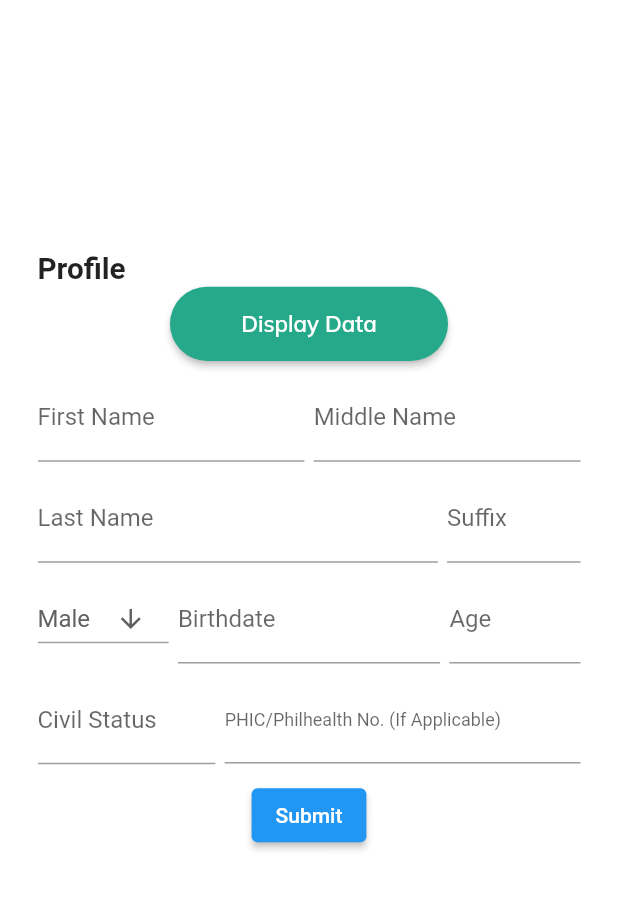
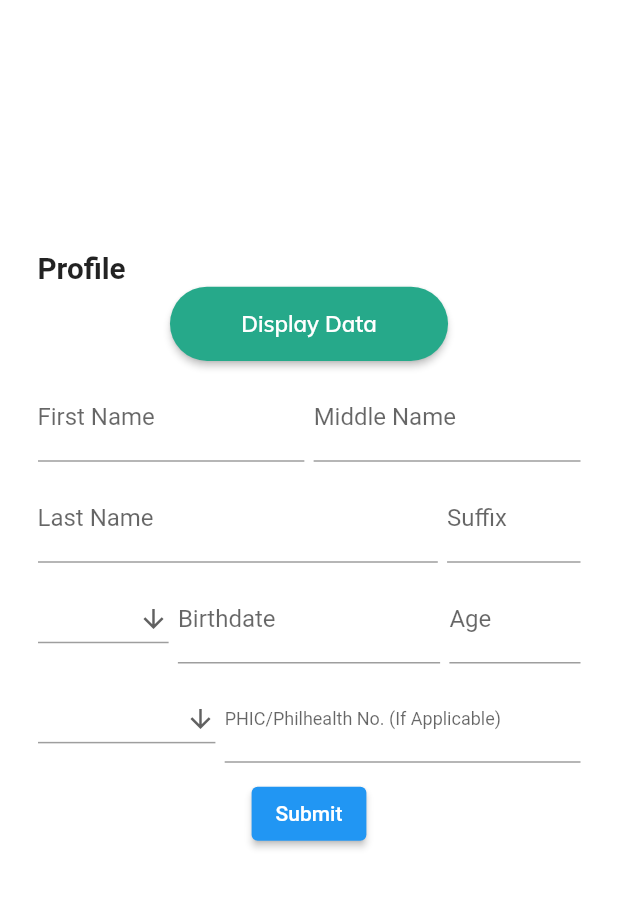
Before and after one commit to Book-cine/booksynation, a Flutter app: the PersonalInfo screen opened directly, on a phone screen of 412 x 824 dp, the part 59-969 px from its top. Run offline on Flutter 3.47's test engine with Material 2 defaults, Android fonts, the phone set to English and light mode, and no system bars; our stand-ins replace cloud_firestore, firebase_core, flutter_svg; accounts and stored records are empty.

Commit message:
v6.3.2 Patient Info Dropdown 10/04/21

```diff
--- a/booksynation/lib/page/patient_info/widgets/display_data.dart
+++ b/booksynation/lib/page/patient_info/widgets/display_data.dart
@@ -11,15 +11,17 @@ class DisplayData extends StatelessWidget {
 
   @override
   Widget build(BuildContext context) {
-    return Container(
+    return Scaffold(
+      body: Center(
+        child: Container(
             height: 250,
             padding: const EdgeInsets.symmetric(
               vertical: 20,
             ),
             child: StreamBuilder<QuerySnapshot>(
               stream: users,
-          builder:
-              (BuildContext context, AsyncSnapshot<QuerySnapshot> snapshot) {
+              builder: (BuildContext context,
+                  AsyncSnapshot<QuerySnapshot> snapshot) {
                 if (snapshot.hasError) {
                   return const Text('Something went wrong');
                 }
@@ -36,6 +38,8 @@ class DisplayData extends StatelessWidget {
                           'My name is ${data.docs[index]['firstname']} ${data.docs[index]['middlename']} ${data.docs[index]['lastname']}');
                     });
               },
-        ));
+            )),
+      ),
+    );
   }
 }
--- a/booksynation/lib/page/patient_info/widgets/patient_profile.dart
+++ b/booksynation/lib/page/patient_info/widgets/patient_profile.dart
@@ -91,10 +91,12 @@ class _MyCustomFormState extends State<MyCustomForm> {
     "Male",
     "Female",
   ];
+  var sex = '';
   var civstatus = [
     "Single",
     "Married",
   ];
+  var civstat = '';
 
   @override
   Widget build(BuildContext context) {
@@ -110,14 +112,14 @@ class _MyCustomFormState extends State<MyCustomForm> {
               Expanded(
                 child: PatientFormField(
                   label: 'First Name',
-                  docField: 'firstname',
+                  docField: firstName,
                 ),
               ),
               SizedBox(width: widget.width * 0.015),
               Expanded(
                 child: PatientFormField(
                   label: 'Middle Name',
-                  docField: 'middlename',
+                  docField: middleName,
                 ),
               ),
             ],
@@ -130,7 +132,7 @@ class _MyCustomFormState extends State<MyCustomForm> {
                 flex: 3,
                 child: PatientFormField(
                   label: 'Last Name',
-                  docField: 'lastname',
+                  docField: lastName,
                 ),
               ),
               SizedBox(width: widget.width * 0.015),
@@ -138,7 +140,7 @@ class _MyCustomFormState extends State<MyCustomForm> {
                 flex: 1,
                 child: PatientFormField(
                   label: 'Suffix',
-                  docField: 'suffix',
+                  docField: suffix,
                 ),
               ),
             ],
@@ -149,7 +151,10 @@ class _MyCustomFormState extends State<MyCustomForm> {
             children: [
               Expanded(
                 flex: 1,
-                child: PatientDropdown(),
+                child: PatientDropdown(
+                  dropList: gender,
+                  docField: sex,
+                ),
               ),
               SizedBox(width: widget.width * 0.015),
               Expanded(
@@ -165,7 +170,7 @@ class _MyCustomFormState extends State<MyCustomForm> {
                 flex: 1,
                 child: PatientFormField(
                   label: 'Age',
-                  docField: 'age',
+                  docField: age,
                 ),
               ),
             ],
@@ -176,10 +181,9 @@ class _MyCustomFormState extends State<MyCustomForm> {
             children: [
               Expanded(
                 flex: 1,
-                child: TextField(
-                  decoration: InputDecoration(
-                    labelText: 'Civil Status',
-                  ),
+                child: PatientDropdown(
+                  dropList: civstatus,
+                  docField: civstat,
                 ),
               ),
               SizedBox(width: widget.width * 0.015),
@@ -219,7 +223,9 @@ class _MyCustomFormState extends State<MyCustomForm> {
                         'middlename': middleName,
                         'lastname': lastName,
                         'suffix': suffix,
+                        'gender': sex,
                         'age': age,
+                        'civstatus': civstat,
                         'philhealth': philhealth,
                       })
                       .then((value) => print('Add User'))
@@ -252,7 +258,6 @@ class PatientFormField extends StatelessWidget {
   Widget build(BuildContext context) {
     return TextFormField(
       decoration: InputDecoration(
-        // hintText: 'Nash',
         labelText: '$label',
       ),
       onChanged: (value) {
@@ -271,21 +276,24 @@ class PatientFormField extends StatelessWidget {
 class PatientDropdown extends StatefulWidget {
   PatientDropdown({
     Key? key,
-    // @required this.placeholder,
+    @required this.dropList,
+    @required this.docField,
   }) : super(key: key);
 
-  // final placeholder;
+  final dropList;
+  late final docField;
   @override
   _PatientDropdownState createState() => _PatientDropdownState();
 }
 
 class _PatientDropdownState extends State<PatientDropdown> {
-  String dropdownValue = 'Male';
+  String? dropdownValue;
 
   @override
   Widget build(BuildContext context) {
     return DropdownButton<String>(
       value: dropdownValue,
+      isExpanded: true,
       icon: const Icon(Icons.arrow_downward),
       iconSize: 20,
       style: TextStyle(
@@ -296,13 +304,11 @@ class _PatientDropdownState extends State<PatientDropdown> {
         height: 1,
         color: Colors.grey,
       ),
-      onChanged: (String? newValue) {
-        setState(() {
-          dropdownValue = newValue!;
-        });
+      onChanged: (value) {
+        setState(() => this.dropdownValue = value);
+        widget.docField = value;
       },
-      items: <String>['Male', 'Female']
-          .map<DropdownMenuItem<String>>((String value) {
+      items: widget.dropList.map<DropdownMenuItem<String>>((String value) {
         return DropdownMenuItem<String>(
           value: value,
           child: Text(value),
```
Lines whose indentation alone changed are shown as unchanged.
